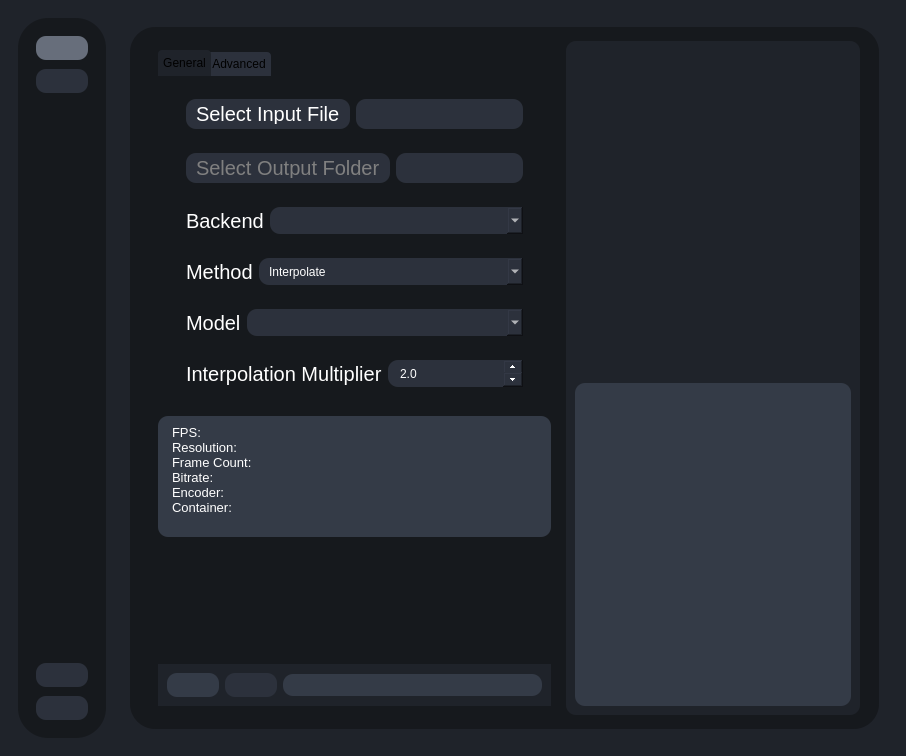
The window that testRVEInterface.ui (TNTwise/Rife-ESRGAN-App-Linux-QT) describes before a commit, drawn with Qt 5.
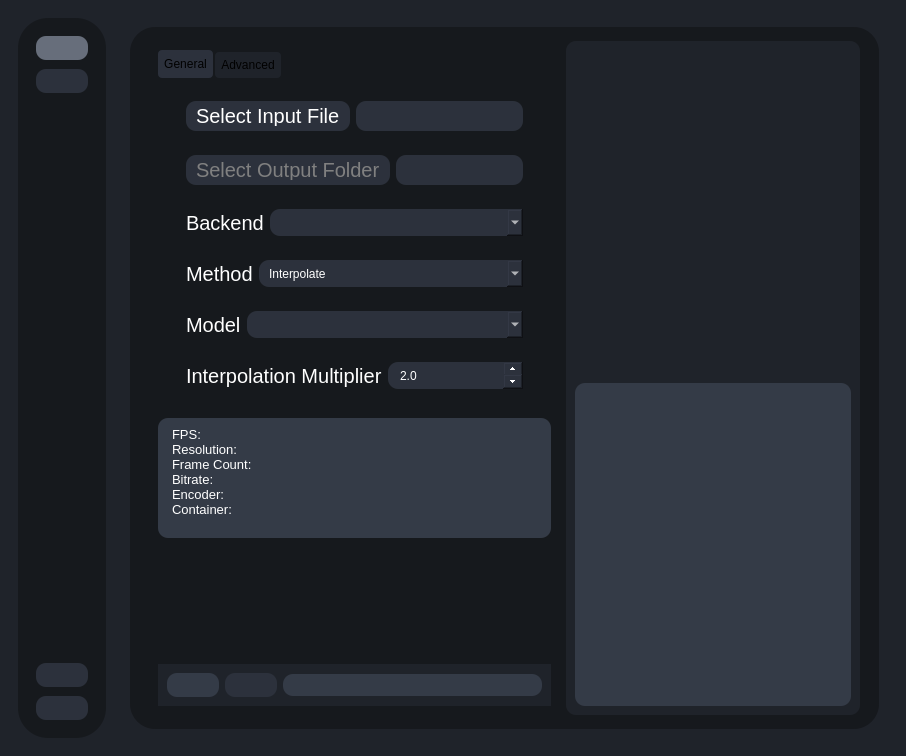
The same window after the commit. The open tabs and pages were chosen to show the change. Icons and pictures are not drawn.

```diff
--- a/testRVEInterface.ui
+++ b/testRVEInterface.ui
@@ -351,17 +351,19 @@
             }
 
             QTabBar::tab {
-                background: #2c313c;
+                background: #1f232a;
                 border: 0px solid #C4C4C3;
                 border-bottom-color: #C2C7CB; /* same as the pane color */
                 border-top-left-radius: 4px;
                 border-top-right-radius: 4px;
+				  border-bottom-left-radius: 4px;
+                border-bottom-right-radius: 4px;
                 min-width: 8ex;
-                padding: 5px;
+                padding: 6px;
             }
 
-            QTabBar::tab:selected, QTabBar::tab:hover {
-                background: #1f232a;
+            QTabBar::tab:selected{
+                background: #2c313c;
             }
 
             QTabBar::tab:selected {
@@ -375,8 +377,8 @@
 
             QTabBar::tab:selected {
                 /* expand/overlap to the left and right by 4px */
-                margin-left: -4px;
-                margin-right: -4px;
+                margin-left: 2px;
+                margin-right: 2px;
             }
 
             QTabBar::tab:first:selected {
```
Left out of the diff: 3 changed lines with no effect on the pictures.
